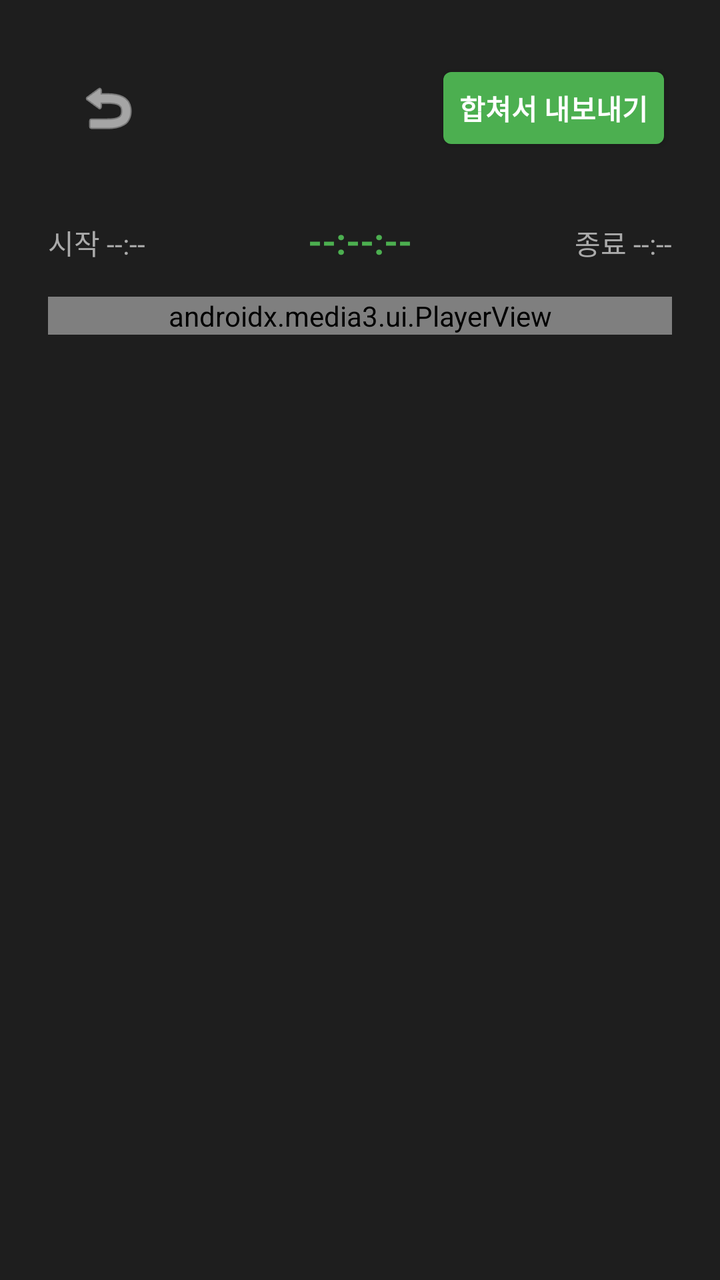
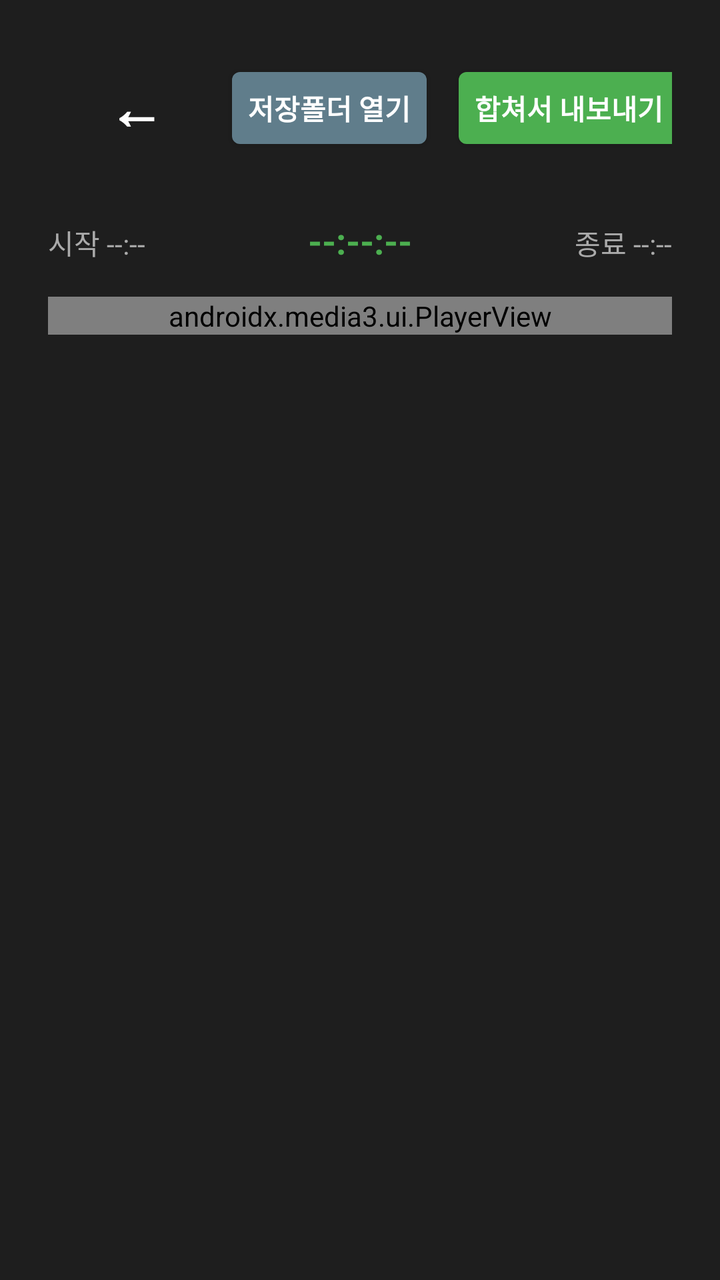

Compare the two renders of this Android layout. The source of the first and the diff that turns it into the second are given below.
<!-- AndroidManifest.xml: application theme android:Theme.DeviceDefault.Light.NoActionBar -->
<!-- res/layout/activity_playback.xml -->
<?xml version="1.0" encoding="utf-8"?>

<LinearLayout xmlns:android="http://schemas.android.com/apk/res/android"
    xmlns:app="http://schemas.android.com/apk/res-auto"
    android:layout_width="match_parent"
    android:layout_height="match_parent"
    android:background="#1E1E1E"
    android:orientation="vertical"
    android:padding="24dp">

    
    <LinearLayout
        android:layout_width="match_parent"
        android:layout_height="wrap_content"
        android:gravity="center_vertical"
        android:orientation="horizontal"
        android:layout_marginBottom="24dp">

        <ImageButton
            android:id="@+id/btnBack"
            android:layout_width="60dp"
            android:layout_height="60dp"
            android:background="?android:attr/selectableItemBackgroundBorderless"
            android:scaleType="centerInside"
            android:src="@android:drawable/ic_menu_revert"
            android:tint="#FFFFFF" />

        <Space
            android:layout_width="0dp"
            android:layout_height="wrap_content"
            android:layout_weight="1" />

        <Button
            android:id="@+id/btnExport"
            android:layout_width="wrap_content"
            android:layout_height="wrap_content"
            android:backgroundTint="#4CAF50"
            android:text="합쳐서 내보내기"
            android:textColor="#FFFFFF"
            android:textStyle="bold" />
    </LinearLayout>

    <LinearLayout
        android:layout_width="match_parent"
        android:layout_height="wrap_content"
        android:layout_marginBottom="16dp"
        android:orientation="horizontal">

        <TextView
            android:id="@+id/tvStartTime"
            android:layout_width="0dp"
            android:layout_height="wrap_content"
            android:layout_weight="1"
            android:gravity="start"
            android:text="시작 --:--"
            android:textColor="#AAAAAA"
            android:textSize="14sp" />

        <TextView
            android:id="@+id/tvCurrentRealTime"
            android:layout_width="0dp"
            android:layout_height="wrap_content"
            android:layout_weight="1"
            android:gravity="center"
            android:text="--:--:--"
            android:textColor="#4CAF50"
            android:textSize="18sp"
            android:textStyle="bold" />

        <TextView
            android:id="@+id/tvEndTime"
            android:layout_width="0dp"
            android:layout_height="wrap_content"
            android:layout_weight="1"
            android:gravity="end"
            android:text="종료 --:--"
            android:textColor="#AAAAAA"
            android:textSize="14sp" />
    </LinearLayout>

    <androidx.media3.ui.PlayerView
        android:id="@+id/playerView"
        android:layout_width="match_parent"
        android:layout_height="wrap_content"
        app:show_buffering="never"
        app:surface_type="none"
        app:use_artwork="false" />

</LinearLayout>
<!-- resources referenced by this layout -->
<resources>

</resources>

<!-- the commit's change to res/layout/activity_playback.xml (unified diff, before → after) -->
@@ -16,19 +16,30 @@
         android:orientation="horizontal"
         android:layout_marginBottom="24dp">
 
-        <ImageButton
+        <Button
             android:id="@+id/btnBack"
-            android:layout_width="60dp"
+            android:layout_width="wrap_content"
             android:layout_height="60dp"
-            android:background="?android:attr/selectableItemBackgroundBorderless"
-            android:scaleType="centerInside"
-            android:src="@android:drawable/ic_menu_revert"
-            android:tint="#FFFFFF" />
+            android:background="@android:color/transparent"
+            android:text="←"
+            android:textColor="#FFFFFF"
+            android:textSize="28sp"
+            android:textStyle="bold" />
 
         <Space
             android:layout_width="0dp"
             android:layout_height="wrap_content"
             android:layout_weight="1" />
+
+        <Button
+            android:id="@+id/btnOpenFolder"
+            android:layout_width="wrap_content"
+            android:layout_height="wrap_content"
+            android:layout_marginEnd="8dp"
+            android:backgroundTint="#607D8B"
+            android:text="저장폴더 열기"
+            android:textColor="#FFFFFF"
+            android:textStyle="bold" />
 
         <Button
             android:id="@+id/btnExport"
